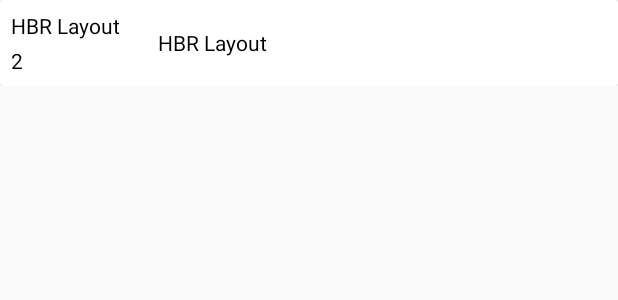
After one commit to hareeshsun/Cabbie, an Android app: the layout on_board_item.xml on its own in the app's theme, with its tools: preview values and no code run, on a phone screen of 412 x 824 dp. The commit adds this screen. Shown: the top 300 px of the screen. Run offline under Robolectric (Android 15) with nearby library versions, the phone set to English and light mode, and no system bars.

Commit message:
Implemented OnBoard  functionality.

```diff
--- a/app/src/main/java/com/suntechnologies/cabbie/Fragments/CabRequest.java
+++ b/app/src/main/java/com/suntechnologies/cabbie/Fragments/CabRequest.java
@@ -420,7 +420,7 @@ public class CabRequest extends Fragment
                         //  NotificationUser(notification);
                         if(Integer.parseInt(responseId)>0){
                             getActivity().getSupportFragmentManager().popBackStack(null, FragmentManager.POP_BACK_STACK_INCLUSIVE);
-                            HelperMethods.replaceFragment(getActivity(), MainActivity.frameLayout.getId(), new EmployeeFragment(managerToken), true);
+                            HelperMethods.replaceFragment(getActivity(), MainActivity.frameLayout.getId(), new EmployeeFragment(managerToken, userData.employeeId), true);
 
                             Log.d("response", String.valueOf(responseId));
 
--- a/app/src/main/java/com/suntechnologies/cabbie/MainActivity.java
+++ b/app/src/main/java/com/suntechnologies/cabbie/MainActivity.java
@@ -107,7 +107,7 @@ public class MainActivity extends AppCompatActivity implements FragmentManager.O
                         employeeName.setText(userData.firstName + " " + userData.lastName);
                     }
                     getSupportFragmentManager().popBackStack(null, FragmentManager.POP_BACK_STACK_INCLUSIVE);
-                    HelperMethods.replaceFragment(MainActivity.this, frameLayout.getId(), new EmployeeFragment(uid), false);
+                    HelperMethods.replaceFragment(MainActivity.this, frameLayout.getId(), new EmployeeFragment(uid, userData.employeeId), false);
                 } else {
                     employeeName.setText("Admin");
                     FirebaseUser firebaseUser = auth.getCurrentUser();
@@ -178,7 +178,7 @@ public class MainActivity extends AppCompatActivity implements FragmentManager.O
         if(id == R.id.nav_home){
             if(userData != null) {
                 getSupportFragmentManager().popBackStack(null, FragmentManager.POP_BACK_STACK_INCLUSIVE);
-                HelperMethods.replaceFragment(MainActivity.this, frameLayout.getId(), new EmployeeFragment(uid), false);
+                HelperMethods.replaceFragment(MainActivity.this, frameLayout.getId(), new EmployeeFragment(uid, userData.employeeId), false);
             }
             else {
                 getSupportFragmentManager().popBackStack(null, FragmentManager.POP_BACK_STACK_INCLUSIVE);
--- a/app/src/main/java/com/suntechnologies/cabbie/Model/RideEmployeeDetail.java
+++ b/app/src/main/java/com/suntechnologies/cabbie/Model/RideEmployeeDetail.java
@@ -14,7 +14,10 @@ public class RideEmployeeDetail
     public String  destination;
     public String  pickupTime;
 
-    public RideEmployeeDetail(String vehicleNumber, String driverName, String vehicleModel, String driverNumber,String rideNumber,String destination,String pickupTime) {
+    public RideEmployeeDetail() {
+    }
+
+    public RideEmployeeDetail(String vehicleNumber, String driverName, String vehicleModel, String driverNumber, String rideNumber, String destination, String pickupTime) {
         this.vehicleNumber = vehicleNumber;
         this.driverName = driverName;
         this.vehicleModel = vehicleModel;
--- /dev/null
+++ b/app/src/main/res/layout/on_board_item.xml
@@ -0,0 +1,81 @@
+<?xml version="1.0" encoding="utf-8"?>
+<LinearLayout xmlns:android="http://schemas.android.com/apk/res/android"
+    android:layout_width="match_parent"
+    android:layout_height="wrap_content"
+    android:orientation="vertical">
+    <android.support.v7.widget.CardView
+        android:layout_width="match_parent"
+        android:layout_height="match_parent">
+
+
+        <LinearLayout
+            android:layout_width="match_parent"
+            android:layout_height="wrap_content"
+            android:orientation="vertical"
+            android:padding="5dp">
+
+            <LinearLayout
+                android:layout_width="match_parent"
+                android:layout_height="wrap_content"
+                android:layout_gravity="center"
+                android:orientation="horizontal"
+                android:weightSum="4">
+
+                <LinearLayout
+                    android:layout_width="0dp"
+                    android:layout_height="wrap_content"
+                    android:layout_weight="1"
+                    android:layout_gravity="center"
+                    android:orientation="vertical">
+
+                    <TextView
+                        android:id="@+id/vehicleDetails"
+                        android:layout_width="wrap_content"
+                        android:layout_height="wrap_content"
+                        android:layout_weight="1"
+                        android:padding="2dp"
+                        android:textColor="@color/black"
+                        android:text="HBR Layout" />
+
+                    <TextView
+                        android:id="@+id/riders"
+                        android:layout_width="wrap_content"
+                        android:layout_height="wrap_content"
+                        android:layout_weight="1"
+                        android:padding="2dp"
+                        android:textColor="@color/black"
+                        android:text="2" />
+
+                </LinearLayout>
+
+                <TextView
+                    android:id="@+id/destination"
+                    android:layout_width="0dp"
+                    android:layout_height="wrap_content"
+                    android:layout_weight="2"
+                    android:layout_gravity="center"
+                    android:text="HBR Layout"
+                    android:textColor="@color/black"/>
+
+                <LinearLayout
+                    android:layout_width="0dp"
+                    android:layout_height="wrap_content"
+                    android:layout_weight="1"
+                    android:orientation="vertical"
+                    android:layout_gravity="center">
+
+                    <TextView
+                        android:id="@+id/details"
+                        android:layout_width="match_parent"
+                        android:layout_height="wrap_content"
+                        android:gravity="center"
+                        android:textColor="@color/black"
+                        android:visibility="visible" />
+                </LinearLayout>
+
+            </LinearLayout>
+
+        </LinearLayout>
+
+    </android.support.v7.widget.CardView>
+</LinearLayout>
```
Also changed, not shown: app/src/main/java/com/suntechnologies/cabbie/Adapters/EmployeeAdapter.java (+21 -2 lines), app/src/main/java/com/suntechnologies/cabbie/Adapters/OnBoardingAdapter.java (added, +49 -0 lines), app/src/main/java/com/suntechnologies/cabbie/Fragments/ApprovedCabDetails.java (added, +87 -0 lines), app/src/main/java/com/suntechnologies/cabbie/Fragments/EmployeeFragment.java (+20 -24 lines), app/src/main/java/com/suntechnologies/cabbie/Fragments/OnBoarding.java (+52 -1 lines), app/src/main/java/com/suntechnologies/cabbie/ViewHolder/OnBoardViewHolder.java (added, +27 -0 lines), app/src/main/res/layout/approved_cab_details.xml (added, +210 -0 lines), app/src/main/res/layout/on_boarding_layout.xml (+10 -3 lines).
